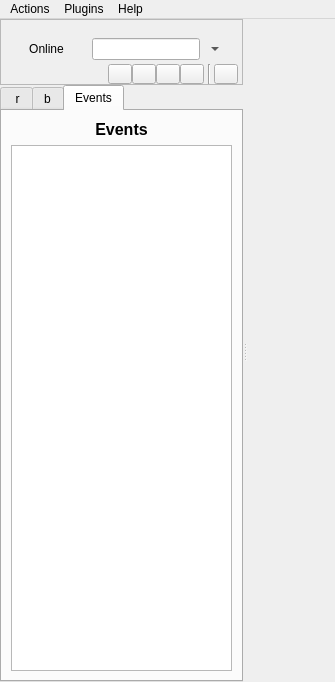
Above: widgets/mainWindow.ui from xmpp-graveyard/jabbim before the change. Below: the same form after it.
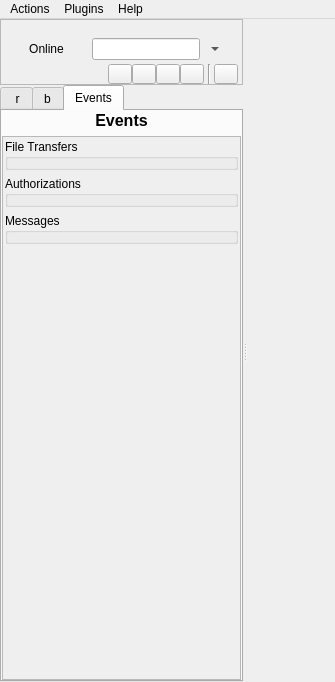
That is the form after the change. The open tabs and pages were chosen to show the change. Icons and pictures are not drawn.

What changed in the file:
```diff
--- a/widgets/mainWindow.ui
+++ b/widgets/mainWindow.ui
@@ -982,16 +982,16 @@
             </attribute>
             <layout class="QGridLayout" >
              <property name="leftMargin" >
-              <number>9</number>
+              <number>0</number>
              </property>
              <property name="topMargin" >
-              <number>9</number>
+              <number>0</number>
              </property>
              <property name="rightMargin" >
-              <number>9</number>
+              <number>0</number>
              </property>
              <property name="bottomMargin" >
-              <number>9</number>
+              <number>0</number>
              </property>
              <property name="horizontalSpacing" >
               <number>6</number>
@@ -1000,7 +1000,96 @@
               <number>6</number>
              </property>
              <item row="1" column="0" >
-              <widget class="QListWidget" name="eventsListWidget" />
+  <widget class="QScrollArea" name="Form" >
+  <property name="geometry" >
+   <rect>
+    <x>0</x>
+    <y>0</y>
+    <width>164</width>
+    <height>415</height>
+   </rect>
+  </property>
+  <property name="windowTitle" >
+   <string>Form</string>
+  </property>
+  <property name="horizontalScrollBarPolicy" >
+   <enum>Qt::ScrollBarAlwaysOff</enum>
+  </property>
+  <property name="widgetResizable" >
+   <bool>true</bool>
+  </property>
+  <property name="alignment" >
+   <set>Qt::AlignLeading|Qt::AlignLeft|Qt::AlignTop</set>
+  </property>
+  <widget class="QWidget" name="scrollAreaWidgetContents" >
+   <property name="geometry" >
+    <rect>
+     <x>0</x>
+     <y>0</y>
+     <width>160</width>
+     <height>411</height>
+    </rect>
+   </property>
+   <layout class="QGridLayout" name="gridLayout" >
+    <property name="margin" >
+     <number>2</number>
+    </property>
+    <item row="0" column="0" >
+     <widget class="QGroupBox" name="fileTransfers" >
+      <property name="minimumSize" >
+       <size>
+        <width>0</width>
+        <height>30</height>
+       </size>
+      </property>
+      <property name="title" >
+       <string>File Transfers</string>
+      </property>
+     </widget>
+    </item>
+    <item row="1" column="0" >
+     <widget class="QGroupBox" name="authorizations" >
+      <property name="minimumSize" >
+       <size>
+        <width>0</width>
+        <height>30</height>
+       </size>
+      </property>
+      <property name="title" >
+       <string>Authorizations</string>
+      </property>
+     </widget>
+    </item>
+    <item row="2" column="0" >
+     <widget class="QGroupBox" name="messages" >
+      <property name="minimumSize" >
+       <size>
+        <width>0</width>
+        <height>30</height>
+       </size>
+      </property>
+      <property name="title" >
+       <string>Messages</string>
+      </property>
+     </widget>
+    </item>
+    <item row="3" column="0" >
+     <spacer name="verticalSpacer" >
+      <property name="orientation" >
+       <enum>Qt::Vertical</enum>
+      </property>
+      <property name="sizeHint" stdset="0" >
+       <size>
+        <width>20</width>
+        <height>40</height>
+       </size>
+      </property>
+     </spacer>
+    </item>
+   </layout>
+  </widget>
+ </widget>
+
              </item>
              <item row="0" column="0" >
               <widget class="QLabel" name="eventsLabel" >
```
